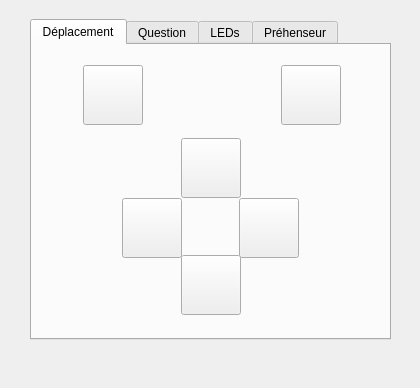
Above: Experiments/RobotControl/ui/QtProject/mainwindow.ui from jsbed/Design-III-Robot before the change; both pictures show x 0 to 420 and y 221 to 609 of the 420 by 609 pixel window. Below: the same form after it.
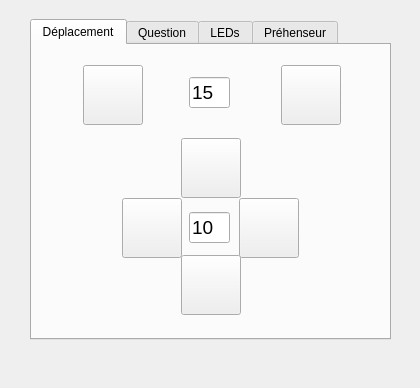
That is the form after the change. Icons and pictures are not drawn.

```diff
--- a/Experiments/RobotControl/ui/QtProject/mainwindow.ui
+++ b/Experiments/RobotControl/ui/QtProject/mainwindow.ui
@@ -316,6 +316,42 @@
        </size>
       </property>
      </widget>
+     <widget class="QLineEdit" name="rotate_line_edit">
+      <property name="geometry">
+       <rect>
+        <x>157</x>
+        <y>32</y>
+        <width>41</width>
+        <height>31</height>
+       </rect>
+      </property>
+      <property name="font">
+       <font>
+        <pointsize>14</pointsize>
+       </font>
+      </property>
+      <property name="text">
+       <string>15</string>
+      </property>
+     </widget>
+     <widget class="QLineEdit" name="move_line_edit">
+      <property name="geometry">
+       <rect>
+        <x>157</x>
+        <y>167</y>
+        <width>41</width>
+        <height>31</height>
+       </rect>
+      </property>
+      <property name="font">
+       <font>
+        <pointsize>14</pointsize>
+       </font>
+      </property>
+      <property name="text">
+       <string>10</string>
+      </property>
+     </widget>
     </widget>
     <widget class="QWidget" name="tab_2">
      <attribute name="title">
```
